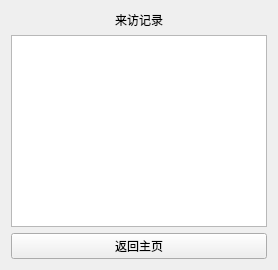
Qt form src/widgets/visitrecordwidget.ui (yeisme/CrossControl) before a commit.
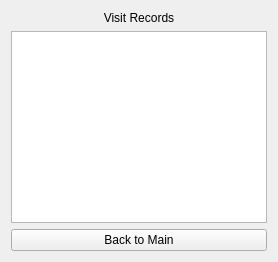
The same form after that commit.

Commit message: feat: 重构 CrossControlWidget 和 MainWidget，优化界面布局，移除不必要的信号和槽，添加翻译文件机制

The edit to the form file:
```diff
--- a/src/widgets/visitrecordwidget.ui
+++ b/src/widgets/visitrecordwidget.ui
@@ -6,7 +6,7 @@
    <item>
     <widget class="QLabel" name="labelVisitTitle">
      <property name="text">
-      <string>来访记录</string>
+     <string>Visit Records</string>
      </property>
      <property name="alignment">
       <set>Qt::AlignmentFlag::AlignCenter</set>
@@ -19,7 +19,7 @@
    <item>
     <widget class="QPushButton" name="btnBackFromVisit">
      <property name="text">
-      <string>返回主页</string>
+     <string>Back to Main</string>
      </property>
     </widget>
    </item>
```
Lines whose indentation alone changed are shown as unchanged. The commit also changes 32 other files.
